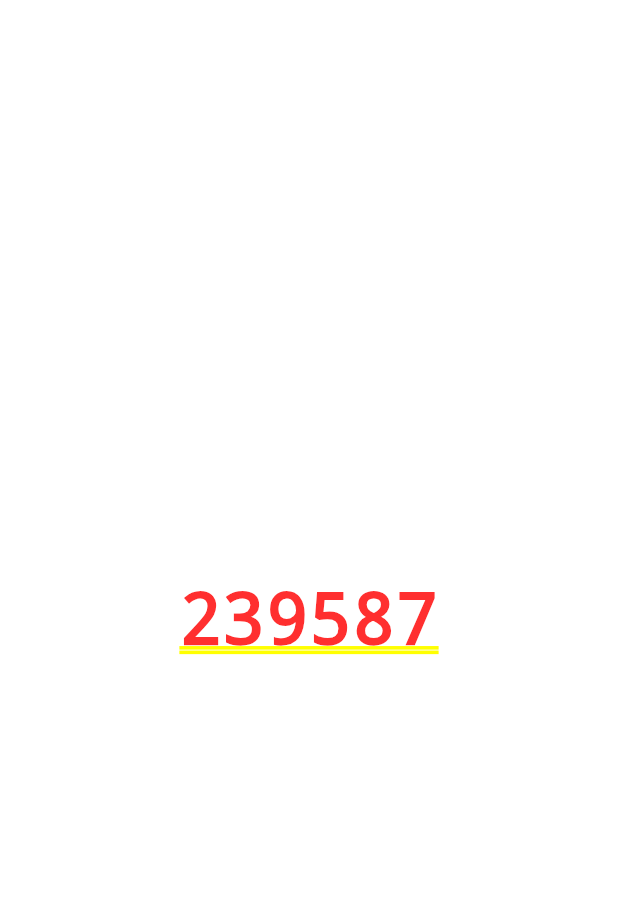
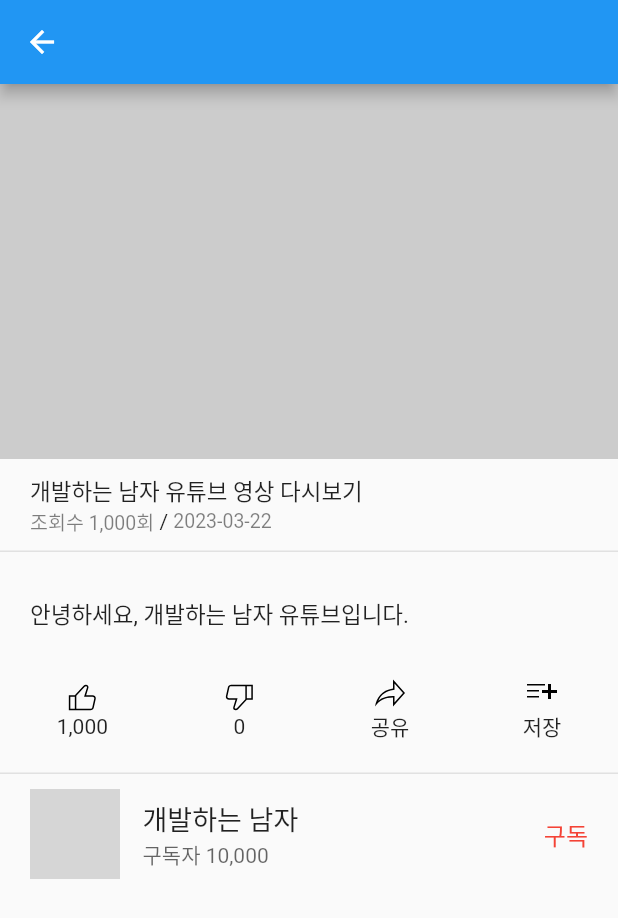
Before and after one commit to StudioZERONE/study_flutter_05_clone_youtube, a Flutter app: the screen it shows after launch, after a tap on "개남 유튜브 다시보기 개남 유튜브 다시보기 개남 유튜브 다시보기 개남 유", on a phone screen of 412 x 824 dp. Shown: the top 918 px of the screen. Run offline on Flutter 3.47's test engine with Material 2 defaults, Android fonts, the phone set to English and light mode, and no system bars; our stand-ins replace flutter_svg, get; network calls fail; grey boxes are pictures that could not be loaded.

Commit message:
상세화면 UI

```diff
--- a/lib/src/components/youtube_detail.dart
+++ b/lib/src/components/youtube_detail.dart
@@ -1,13 +1,181 @@
 import 'package:flutter/material.dart';
-import 'package:get/get.dart';
+import 'package:flutter_svg/flutter_svg.dart';
 
 class YoutubeDetail extends StatelessWidget {
   const YoutubeDetail({super.key});
 
+  Widget _titleZone() {
+    return Container(
+      padding: const EdgeInsets.symmetric(
+        vertical: 10,
+        horizontal: 20,
+      ),
+      child: Column(
+        crossAxisAlignment: CrossAxisAlignment.stretch,
+        children: [
+          const Text(
+            "개발하는 남자 유튜브 영상 다시보기",
+            style: TextStyle(fontSize: 15),
+          ),
+          Row(
+            children: [
+              Text(
+                "조회수 1,000회",
+                style: TextStyle(
+                  fontSize: 13,
+                  color: Colors.black.withOpacity(0.5),
+                ),
+              ),
+              const Text(" / "),
+              Text(
+                "2023-03-22",
+                style: TextStyle(
+                  fontSize: 13,
+                  color: Colors.black.withOpacity(0.5),
+                ),
+              ),
+            ],
+          )
+        ],
+      ),
+    );
+  }
+
+  Widget _descriptionZone() {
+    return const Padding(
+      padding: EdgeInsets.symmetric(
+        horizontal: 20,
+        vertical: 30,
+      ),
+      child: Text(
+        "안녕하세요, 개발하는 남자 유튜브입니다.",
+        style: TextStyle(fontSize: 15),
+      ),
+    );
+  }
+
+  Widget _buttonOne(String iconPath, String text) {
+    return Column(
+      children: [
+        SvgPicture.asset("assets/svg/icons/$iconPath.svg"),
+        Text(text),
+      ],
+    );
+  }
+
+  Widget _bottomZone() {
+    return Row(
+      mainAxisAlignment: MainAxisAlignment.spaceAround,
+      children: [
+        _buttonOne(
+          "like",
+          "1,000",
+        ),
+        _buttonOne(
+          "dislike",
+          "0",
+        ),
+        _buttonOne(
+          "share",
+          "공유",
+        ),
+        _buttonOne(
+          "save",
+          "저장",
+        ),
+      ],
+    );
+  }
+
+  Widget _ownerZone() {
+    return Container(
+      padding: const EdgeInsets.symmetric(
+        vertical: 10,
+        horizontal: 20,
+      ),
+      child: Row(
+        children: [
+          CircleAvatar(
+            radius: 30,
+            backgroundColor: Colors.grey.withOpacity(0.5),
+            backgroundImage: Image.network(
+                    "https://yt3.ggpht.com/CRfIeldfkRMlZQDIFjl9JOiO0vfbaoAcozOXhxOWSupfmajfSMBBEcs3_2axkGeaiToUt-Ry=s48-c-k-c0x00ffffff-no-rj")
+                .image,
+          ),
+          const SizedBox(
+            width: 15,
+          ),
+          Expanded(
+            child: Column(
+              crossAxisAlignment: CrossAxisAlignment.stretch,
+              children: [
+                const Text(
+                  "개발하는 남자",
+                  style: TextStyle(fontSize: 18),
+                ),
+                Text(
+                  "구독자 10,000",
+                  style: TextStyle(
+                    fontSize: 14,
+                    color: Colors.black.withOpacity(0.6),
+                  ),
+                ),
+              ],
+            ),
+          ),
+          GestureDetector(
+            child: const Text(
+              "구독",
+              style: TextStyle(
+                color: Colors.red,
+                fontSize: 16,
+              ),
+            ),
+          ),
+        ],
+      ),
+    );
+  }
+
+  Widget get line => Container(
+        height: 1,
+        color: Colors.black.withOpacity(0.1),
+      );
+  Widget _description() {
+    return SingleChildScrollView(
+      child: Column(
+        crossAxisAlignment: CrossAxisAlignment.stretch,
+        children: [
+          _titleZone(),
+          line,
+          _descriptionZone(),
+          _bottomZone(),
+          const SizedBox(
+            height: 20,
+          ),
+          line,
+          _ownerZone(),
+        ],
+      ),
+    );
+  }
+
   @override
   Widget build(BuildContext context) {
-    return Center(
-      child: Text(Get.parameters["videoId"].toString()),
+    return Scaffold(
+      appBar: AppBar(),
+      body: Column(
+        children: [
+          Container(
+            height: 250,
+            color: Colors.grey.withOpacity(0.5),
+          ),
+          Expanded(child: _description())
+        ],
+      ),
     );
+    // return Center(
+    //   child: Text(Get.parameters["videoId"].toString()),
+    // );
   }
 }
```
